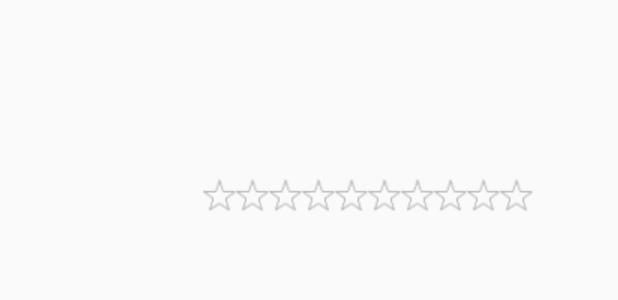
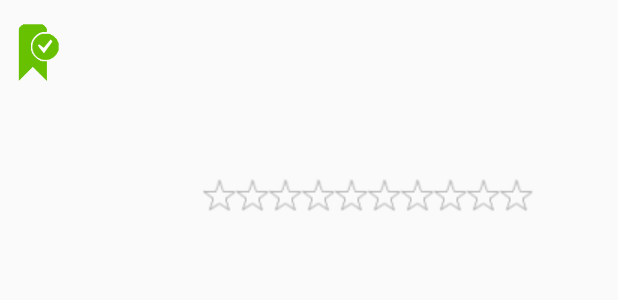
Before and after one commit to JuliaMX/MyMovies, an Android app: the layout item_main_movie.xml on its own in the app's theme, with its tools: preview values and no code run, on a phone screen of 412 x 824 dp. Shown: the top 300 px of the screen. Run offline under Robolectric (Android 15) with nearby library versions, the phone set to English and light mode, and no system bars.

Commit message:
images in mail list

```diff
--- a/app/src/main/java/photosides/juliamaksimkin/MainMovieAdapter.java
+++ b/app/src/main/java/photosides/juliamaksimkin/MainMovieAdapter.java
@@ -65,6 +65,11 @@ public class MainMovieAdapter extends ArrayAdapter<Movie> {
         }
 
 
+        ImageView imageViewOverlay = (ImageView) itemLayout.findViewById(R.id.imageViewOverlay);
+        if (!movie.isWatched()){
+            imageViewOverlay.setAlpha(0);
+        }
+
         RatingBar ratingBar = (RatingBar) itemLayout.findViewById(R.id.ratingBar);
         ratingBar.setRating(movie.getRating());
 
--- a/app/src/main/res/layout/item_main_movie.xml
+++ b/app/src/main/res/layout/item_main_movie.xml
@@ -8,12 +8,25 @@
         android:layout_width="wrap_content"
         android:layout_height="200dp">
 
+        <RelativeLayout
+            android:layout_width="wrap_content"
+            android:layout_height="wrap_content">
+
             <ImageView
                 android:id="@+id/imageViewPicture"
                 android:layout_width="120dp"
                 android:layout_height="170dp"
                 android:layout_gravity="center_vertical"
                 android:scaleType="fitCenter" />
+            <ImageView
+                android:id="@+id/imageViewOverlay"
+                android:layout_width="50dp"
+                android:layout_height="70dp"
+                android:src="@drawable/watch"
+                android:layout_gravity="center_vertical"
+                android:scaleType="fitCenter" />
+
+        </RelativeLayout>
 
         <LinearLayout
             android:layout_width="wrap_content"
```
Lines whose indentation alone changed are shown as unchanged.
